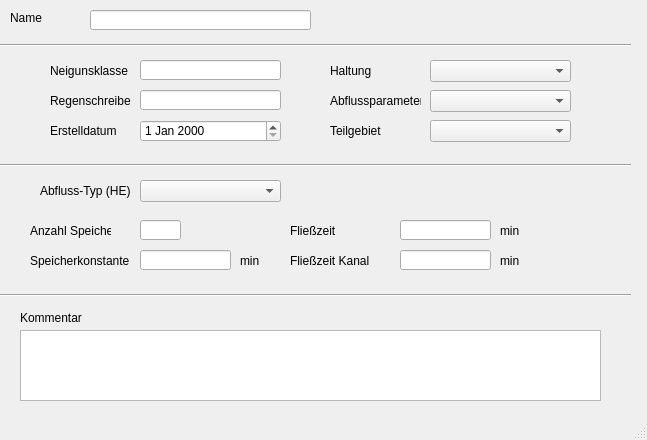
Qt form templates/flaechen.ui (hoettges/QKan) before a commit.
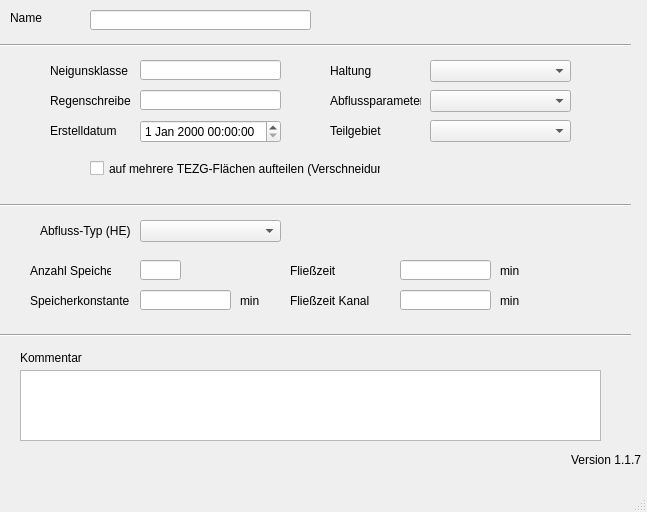
The same form after that commit. Custom widgets are drawn as their Qt base class.

Diff of the .ui file:
```diff
--- a/templates/flaechen.ui
+++ b/templates/flaechen.ui
@@ -10,7 +10,7 @@
     <x>0</x>
     <y>0</y>
     <width>647</width>
-    <height>440</height>
+    <height>512</height>
    </rect>
   </property>
   <property name="windowTitle">
@@ -60,7 +60,7 @@
     <property name="geometry">
      <rect>
       <x>20</x>
-      <y>310</y>
+      <y>350</y>
       <width>81</width>
       <height>16</height>
      </rect>
@@ -99,7 +99,7 @@
     <property name="geometry">
      <rect>
       <x>0</x>
-      <y>280</y>
+      <y>320</y>
       <width>631</width>
       <height>31</height>
      </rect>
@@ -177,16 +177,6 @@
      </rect>
     </property>
    </widget>
-   <widget class="QDateEdit" name="createdat">
-    <property name="geometry">
-     <rect>
-      <x>140</x>
-      <y>120</y>
-      <width>141</width>
-      <height>22</height>
-     </rect>
-    </property>
-   </widget>
    <widget class="QComboBox" name="haltnam">
     <property name="geometry">
      <rect>
@@ -221,7 +211,7 @@
     <property name="geometry">
      <rect>
       <x>20</x>
-      <y>330</y>
+      <y>370</y>
       <width>581</width>
       <height>71</height>
      </rect>
@@ -231,7 +221,7 @@
     <property name="geometry">
      <rect>
       <x>140</x>
-      <y>180</y>
+      <y>220</y>
       <width>141</width>
       <height>22</height>
      </rect>
@@ -241,7 +231,7 @@
     <property name="geometry">
      <rect>
       <x>40</x>
-      <y>180</y>
+      <y>220</y>
       <width>91</width>
       <height>21</height>
      </rect>
@@ -254,7 +244,7 @@
     <property name="geometry">
      <rect>
       <x>0</x>
-      <y>150</y>
+      <y>190</y>
       <width>631</width>
       <height>31</height>
      </rect>
@@ -267,7 +257,7 @@
     <property name="geometry">
      <rect>
       <x>140</x>
-      <y>220</y>
+      <y>260</y>
       <width>41</width>
       <height>20</height>
      </rect>
@@ -277,7 +267,7 @@
     <property name="geometry">
      <rect>
       <x>30</x>
-      <y>220</y>
+      <y>260</y>
       <width>81</width>
       <height>21</height>
      </rect>
@@ -290,7 +280,7 @@
     <property name="geometry">
      <rect>
       <x>30</x>
-      <y>250</y>
+      <y>290</y>
       <width>101</width>
       <height>21</height>
      </rect>
@@ -303,7 +293,7 @@
     <property name="geometry">
      <rect>
       <x>140</x>
-      <y>250</y>
+      <y>290</y>
       <width>91</width>
       <height>20</height>
      </rect>
@@ -313,7 +303,7 @@
     <property name="geometry">
      <rect>
       <x>240</x>
-      <y>250</y>
+      <y>290</y>
       <width>31</width>
       <height>21</height>
      </rect>
@@ -326,7 +316,7 @@
     <property name="geometry">
      <rect>
       <x>290</x>
-      <y>220</y>
+      <y>260</y>
       <width>81</width>
       <height>21</height>
      </rect>
@@ -339,7 +329,7 @@
     <property name="geometry">
      <rect>
       <x>400</x>
-      <y>220</y>
+      <y>260</y>
       <width>91</width>
       <height>20</height>
      </rect>
@@ -349,7 +339,7 @@
     <property name="geometry">
      <rect>
       <x>400</x>
-      <y>250</y>
+      <y>290</y>
       <width>91</width>
       <height>20</height>
      </rect>
@@ -359,7 +349,7 @@
     <property name="geometry">
      <rect>
       <x>290</x>
-      <y>250</y>
+      <y>290</y>
       <width>101</width>
       <height>21</height>
      </rect>
@@ -372,7 +362,7 @@
     <property name="geometry">
      <rect>
       <x>500</x>
-      <y>220</y>
+      <y>260</y>
       <width>31</width>
       <height>21</height>
      </rect>
@@ -385,7 +375,7 @@
     <property name="geometry">
      <rect>
       <x>500</x>
-      <y>250</y>
+      <y>290</y>
       <width>31</width>
       <height>21</height>
      </rect>
@@ -394,6 +384,48 @@
      <string>min</string>
     </property>
    </widget>
+   <widget class="QgsDateTimeEdit" name="createdat">
+    <property name="geometry">
+     <rect>
+      <x>140</x>
+      <y>120</y>
+      <width>141</width>
+      <height>23</height>
+     </rect>
+    </property>
+   </widget>
+   <widget class="QCheckBox" name="aufteilen">
+    <property name="geometry">
+     <rect>
+      <x>90</x>
+      <y>160</y>
+      <width>291</width>
+      <height>17</height>
+     </rect>
+    </property>
+    <property name="text">
+     <string>auf mehrere TEZG-Flächen aufteilen (Verschneidung)</string>
+    </property>
+   </widget>
+   <widget class="QLabel" name="label_12">
+    <property name="geometry">
+     <rect>
+      <x>560</x>
+      <y>450</y>
+      <width>81</width>
+      <height>20</height>
+     </rect>
+    </property>
+    <property name="toolTip">
+     <string>Version QKan Import</string>
+    </property>
+    <property name="text">
+     <string>Version 1.1.7</string>
+    </property>
+    <property name="alignment">
+     <set>Qt::AlignRight|Qt::AlignTrailing|Qt::AlignVCenter</set>
+    </property>
+   </widget>
   </widget>
   <widget class="QMenuBar" name="menubar">
    <property name="geometry">
@@ -407,6 +439,13 @@
   </widget>
   <widget class="QStatusBar" name="statusbar"/>
  </widget>
+ <customwidgets>
+  <customwidget>
+   <class>QgsDateTimeEdit</class>
+   <extends>QDateTimeEdit</extends>
+   <header>qgsdatetimeedit.h</header>
+  </customwidget>
+ </customwidgets>
  <resources/>
  <connections/>
 </ui>
```
